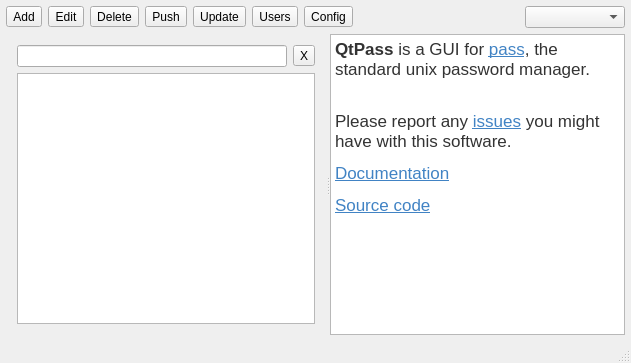
Above: mainwindow.ui from IJHack/QtPass before the change. Below: the same form after it.
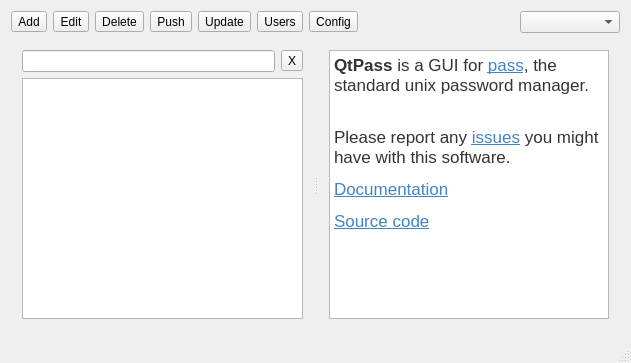
That is the form after the change.

Commit message: minor layout changes to accomodate mainwindow template fields

The edit to the form file:
```diff
--- a/mainwindow.ui
+++ b/mainwindow.ui
@@ -14,19 +14,7 @@
    <string>QtPass</string>
   </property>
   <widget class="QWidget" name="centralWidget">
-   <layout class="QVBoxLayout" name="verticalLayout_2">
-    <property name="leftMargin">
-     <number>6</number>
-    </property>
-    <property name="topMargin">
-     <number>6</number>
-    </property>
-    <property name="rightMargin">
-     <number>6</number>
-    </property>
-    <property name="bottomMargin">
-     <number>6</number>
-    </property>
+   <layout class="QVBoxLayout" name="verticalLayout_7">
     <item>
      <widget class="QFrame" name="frame">
       <property name="sizePolicy">
@@ -155,6 +143,9 @@
         </item>
        </layout>
       </widget>
+      <widget class="QWidget" name="verticalLayoutWidget">
+       <layout class="QVBoxLayout" name="verticalLayoutPassword">
+        <item>
       <widget class="QTextBrowser" name="textBrowser">
        <property name="html">
         <string>&lt;!DOCTYPE HTML PUBLIC &quot;-//W3C//DTD HTML 4.0//EN&quot; &quot;http://www.w3.org/TR/REC-html40/strict.dtd&quot;&gt;
@@ -167,6 +158,9 @@
 &lt;p style=&quot; margin-top:12px; margin-bottom:12px; margin-left:0px; margin-right:0px; -qt-block-indent:0; text-indent:0px;&quot;&gt;&lt;a href=&quot;https://github.com/IJHack/qtpass&quot;&gt;&lt;span style=&quot; font-family:'Helvetica Neue,Helvetica,Segoe UI,Arial,freesans,sans-serif'; font-size:13pt; text-decoration: underline; color:#4183c4; background-color:transparent;&quot;&gt;Source code&lt;/span&gt;&lt;/a&gt;&lt;/p&gt;&lt;/body&gt;&lt;/html&gt;</string>
        </property>
       </widget>
+        </item>
+       </layout>
+      </widget>
      </widget>
     </item>
    </layout>
```
Left out of the diff: 3 changed lines with no effect on the pictures. Lines whose indentation alone changed are shown as unchanged. The commit also changes 1 other file.
